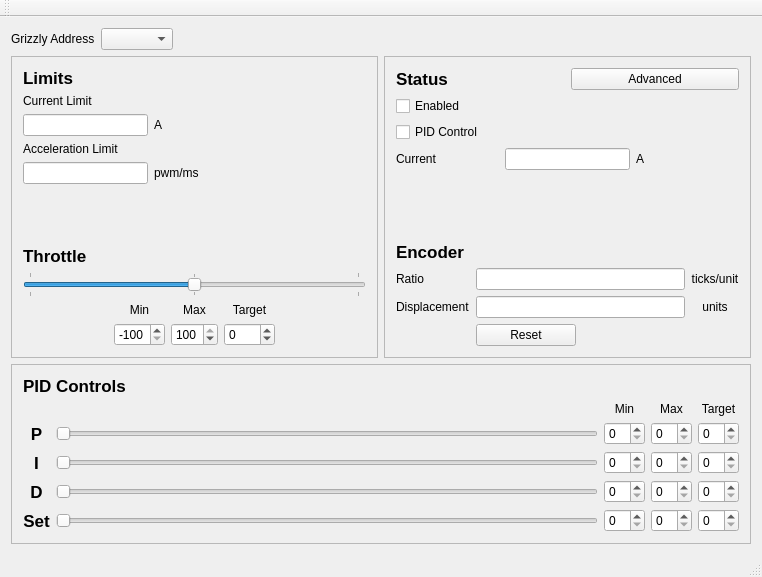
Qt form GrizzlyPanel/mainwindow.ui (chunjiang/GrizzlyPanel) before a commit.
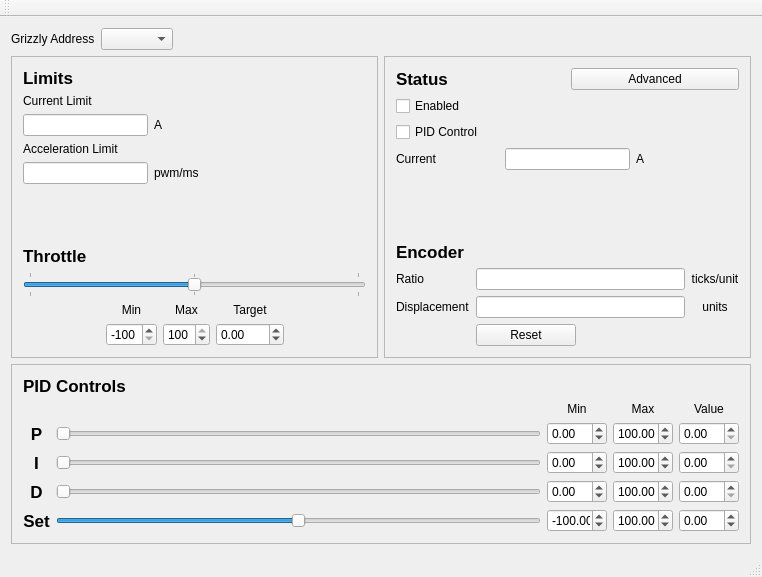
The same form after that commit.

Commit message: Mostly working UI. Drives motors and reads sensors. Needs behavioral definitions

The edit to the form file:
```diff
--- a/GrizzlyPanel/mainwindow.ui
+++ b/GrizzlyPanel/mainwindow.ui
@@ -229,16 +229,6 @@
              </property>
             </widget>
            </item>
-           <item row="1" column="3">
-            <widget class="QSpinBox" name="spinBox_8">
-             <property name="minimum">
-              <number>-100</number>
-             </property>
-             <property name="maximum">
-              <number>100</number>
-             </property>
-            </widget>
-           </item>
            <item row="1" column="0">
             <spacer name="horizontalSpacer_2">
              <property name="orientation">
@@ -288,6 +278,19 @@
              </property>
             </widget>
            </item>
+           <item row="1" column="3">
+            <widget class="QDoubleSpinBox" name="throttletarget">
+             <property name="minimum">
+              <double>-100.000000000000000</double>
+             </property>
+             <property name="maximum">
+              <double>100.000000000000000</double>
+             </property>
+             <property name="singleStep">
+              <double>0.500000000000000</double>
+             </property>
+            </widget>
+           </item>
           </layout>
          </item>
         </layout>
@@ -540,16 +543,6 @@
            </property>
           </widget>
          </item>
-         <item row="1" column="4">
-          <widget class="QSpinBox" name="spinBox_4">
-           <property name="maximumSize">
-            <size>
-             <width>16777215</width>
-             <height>23</height>
-            </size>
-           </property>
-          </widget>
-         </item>
          <item row="0" column="4">
           <widget class="QLabel" name="label_10">
            <property name="maximumSize">
@@ -559,7 +552,7 @@
             </size>
            </property>
            <property name="text">
-            <string>Target</string>
+            <string>Value</string>
            </property>
            <property name="alignment">
             <set>Qt::AlignCenter</set>
@@ -567,7 +560,13 @@
           </widget>
          </item>
          <item row="2" column="1">
-          <widget class="QSlider" name="horizontalSlider_2">
+          <widget class="QSlider" name="islider">
+           <property name="maximum">
+            <number>10000</number>
+           </property>
+           <property name="pageStep">
+            <number>100</number>
+           </property>
            <property name="orientation">
             <enum>Qt::Horizontal</enum>
            </property>
@@ -641,39 +640,34 @@
           </widget>
          </item>
          <item row="4" column="1">
-          <widget class="QSlider" name="horizontalSlider_4">
+          <widget class="QSlider" name="targetslider">
+           <property name="minimum">
+            <number>-10000</number>
+           </property>
+           <property name="maximum">
+            <number>10000</number>
+           </property>
+           <property name="pageStep">
+            <number>100</number>
+           </property>
            <property name="orientation">
             <enum>Qt::Horizontal</enum>
            </property>
           </widget>
          </item>
-         <item row="2" column="4">
-          <widget class="QSpinBox" name="spinBox_5">
-           <property name="maximumSize">
-            <size>
-             <width>16777215</width>
-             <height>23</height>
-            </size>
-           </property>
-          </widget>
-         </item>
          <item row="3" column="1">
-          <widget class="QSlider" name="horizontalSlider_3">
+          <widget class="QSlider" name="dslider">
+           <property name="maximum">
+            <number>10000</number>
+           </property>
+           <property name="pageStep">
+            <number>100</number>
+           </property>
            <property name="orientation">
             <enum>Qt::Horizontal</enum>
            </property>
           </widget>
          </item>
-         <item row="3" column="4">
-          <widget class="QSpinBox" name="spinBox_6">
-           <property name="maximumSize">
-            <size>
-             <width>16777215</width>
-             <height>23</height>
-            </size>
-           </property>
-          </widget>
-         </item>
          <item row="4" column="0">
           <widget class="QLabel" name="label_12">
            <property name="font">
@@ -691,18 +685,14 @@
            </property>
           </widget>
          </item>
-         <item row="4" column="4">
-          <widget class="QSpinBox" name="spinBox_7">
-           <property name="maximumSize">
-            <size>
-             <width>16777215</width>
-             <height>23</height>
-            </size>
-           </property>
-          </widget>
-         </item>
          <item row="1" column="1">
-          <widget class="QSlider" name="horizontalSlider">
+          <widget class="QSlider" name="pslider">
+           <property name="maximum">
+            <number>10000</number>
+           </property>
+           <property name="pageStep">
+            <number>100</number>
+           </property>
            <property name="orientation">
             <enum>Qt::Horizontal</enum>
            </property>
@@ -714,29 +704,203 @@
            </property>
           </widget>
          </item>
+         <item row="1" column="4">
+          <widget class="QDoubleSpinBox" name="pbox">
+           <property name="maximumSize">
+            <size>
+             <width>60</width>
+             <height>16777215</height>
+            </size>
+           </property>
+           <property name="maximum">
+            <double>100.000000000000000</double>
+           </property>
+          </widget>
+         </item>
+         <item row="2" column="4">
+          <widget class="QDoubleSpinBox" name="ibox">
+           <property name="maximumSize">
+            <size>
+             <width>60</width>
+             <height>16777215</height>
+            </size>
+           </property>
+           <property name="maximum">
+            <double>100.000000000000000</double>
+           </property>
+          </widget>
+         </item>
+         <item row="3" column="4">
+          <widget class="QDoubleSpinBox" name="dbox">
+           <property name="maximumSize">
+            <size>
+             <width>60</width>
+             <height>16777215</height>
+            </size>
+           </property>
+           <property name="maximum">
+            <double>100.000000000000000</double>
+           </property>
+          </widget>
+         </item>
+         <item row="4" column="4">
+          <widget class="QDoubleSpinBox" name="targetbox">
+           <property name="maximumSize">
+            <size>
+             <width>60</width>
+             <height>16777215</height>
+            </size>
+           </property>
+           <property name="minimum">
+            <double>-100.000000000000000</double>
+           </property>
+           <property name="maximum">
+            <double>100.000000000000000</double>
+           </property>
+          </widget>
+         </item>
          <item row="1" column="3">
-          <widget class="QSpinBox" name="spinBox"/>
-         </item>
-         <item row="1" column="2">
-          <widget class="QSpinBox" name="spinBox_2"/>
+          <widget class="QDoubleSpinBox" name="pmax">
+           <property name="maximumSize">
+            <size>
+             <width>60</width>
+             <height>16777215</height>
+            </size>
+           </property>
+           <property name="minimum">
+            <double>-999999999.000000000000000</double>
+           </property>
+           <property name="maximum">
+            <double>999999999.000000000000000</double>
+           </property>
+           <property name="value">
+            <double>100.000000000000000</double>
+           </property>
+          </widget>
          </item>
          <item row="2" column="2">
-          <widget class="QSpinBox" name="spinBox_3"/>
+          <widget class="QDoubleSpinBox" name="imin">
+           <property name="maximumSize">
+            <size>
+             <width>60</width>
+             <height>16777215</height>
+            </size>
+           </property>
+           <property name="minimum">
+            <double>-999999999.000000000000000</double>
+           </property>
+           <property name="maximum">
+            <double>999999999.000000000000000</double>
+           </property>
+          </widget>
+         </item>
+         <item row="1" column="2">
+          <widget class="QDoubleSpinBox" name="pmin">
+           <property name="maximumSize">
+            <size>
+             <width>60</width>
+             <height>16777215</height>
+            </size>
+           </property>
+           <property name="minimum">
+            <double>-999999999.000000000000000</double>
+           </property>
+           <property name="maximum">
+            <double>999999999.000000000000000</double>
+           </property>
+          </widget>
          </item>
          <item row="3" column="2">
-          <widget class="QSpinBox" name="spinBox_9"/>
+          <widget class="QDoubleSpinBox" name="dmin">
+           <property name="maximumSize">
+            <size>
+             <width>60</width>
+             <height>16777215</height>
+            </size>
+           </property>
+           <property name="minimum">
+            <double>-999999999.000000000000000</double>
+           </property>
+           <property name="maximum">
+            <double>999999999.000000000000000</double>
+           </property>
+          </widget>
          </item>
          <item row="4" column="2">
-          <widget class="QSpinBox" name="spinBox_10"/>
+          <widget class="QDoubleSpinBox" name="targetmin">
+           <property name="maximumSize">
+            <size>
+             <width>60</width>
+             <height>16777215</height>
+            </size>
+           </property>
+           <property name="minimum">
+            <double>-999999999.000000000000000</double>
+           </property>
+           <property name="maximum">
+            <double>999999999.000000000000000</double>
+           </property>
+           <property name="value">
+            <double>-100.000000000000000</double>
+           </property>
+          </widget>
          </item>
          <item row="4" column="3">
-          <widget class="QSpinBox" name="spinBox_11"/>
+          <widget class="QDoubleSpinBox" name="targetmax">
+           <property name="maximumSize">
+            <size>
+             <width>60</width>
+             <height>16777215</height>
+            </size>
+           </property>
+           <property name="minimum">
+            <double>-999999999.000000000000000</double>
+           </property>
+           <property name="maximum">
+            <double>999999999.000000000000000</double>
+           </property>
+           <property name="value">
+            <double>100.000000000000000</double>
+           </property>
+          </widget>
          </item>
          <item row="3" column="3">
-          <widget class="QSpinBox" name="spinBox_12"/>
+          <widget class="QDoubleSpinBox" name="dmax">
+           <property name="maximumSize">
+            <size>
+             <width>60</width>
+             <height>16777215</height>
+            </size>
+           </property>
+           <property name="minimum">
+            <double>-999999999.000000000000000</double>
+           </property>
+           <property name="maximum">
+            <double>999999999.000000000000000</double>
+           </property>
+           <property name="value">
+            <double>100.000000000000000</double>
+           </property>
+          </widget>
          </item>
          <item row="2" column="3">
-          <widget class="QSpinBox" name="spinBox_13"/>
+          <widget class="QDoubleSpinBox" name="imax">
+           <property name="maximumSize">
+            <size>
+             <width>60</width>
+             <height>16777215</height>
+            </size>
+           </property>
+           <property name="minimum">
+            <double>-999999999.000000000000000</double>
+           </property>
+           <property name="maximum">
+            <double>999999999.000000000000000</double>
+           </property>
+           <property name="value">
+            <double>100.000000000000000</double>
+           </property>
+          </widget>
          </item>
         </layout>
        </item>
```
Left out of the diff: 203 changed lines with no effect on the pictures. The commit also changes 5 other files.
